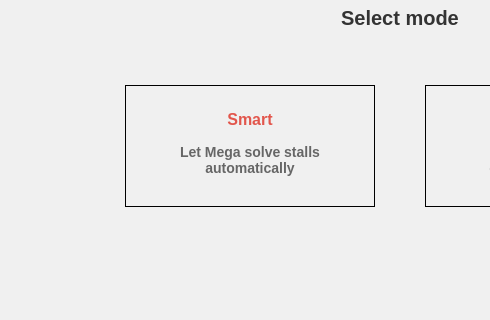
The window that src/MEGASync/stalled_issues/gui/win/StalledIssuesDialog.ui (meganz/MEGAsync) describes before a commit, drawn with Qt 5; both pictures show x 0 to 490 and y 160 to 480 of the 800 by 600 pixel window.
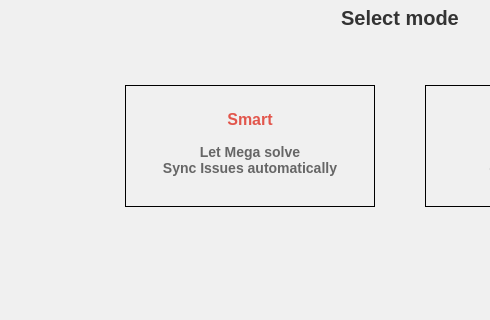
The same window after the commit. The open tabs and pages were chosen to show the change. Icons and pictures are not drawn. Custom widgets are drawn as their Qt base class.

```diff
--- a/src/MEGASync/stalled_issues/gui/win/StalledIssuesDialog.ui
+++ b/src/MEGASync/stalled_issues/gui/win/StalledIssuesDialog.ui
@@ -277,8 +277,8 @@
              <item>
               <widget class="QLabel" name="SmartDescription">
                <property name="text">
-                <string>Let Mega solve stalls
-automatically</string>
+                <string>Let Mega solve
+Sync Issues automatically</string>
                </property>
                <property name="alignment">
                 <set>Qt::AlignCenter</set>
```
